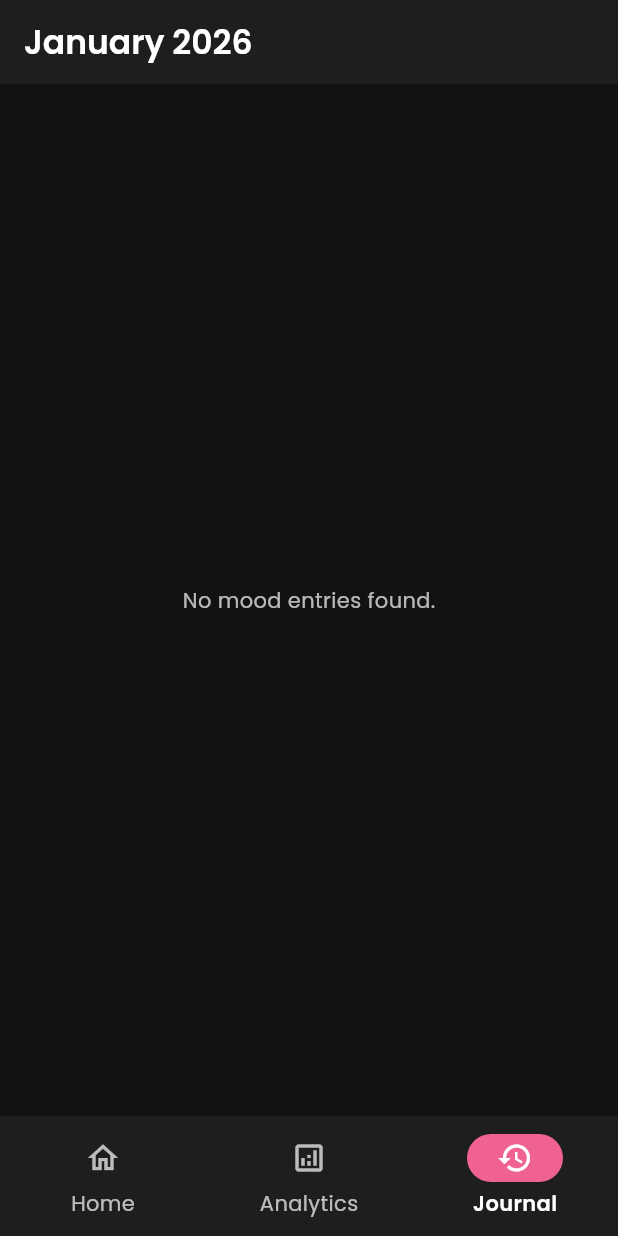
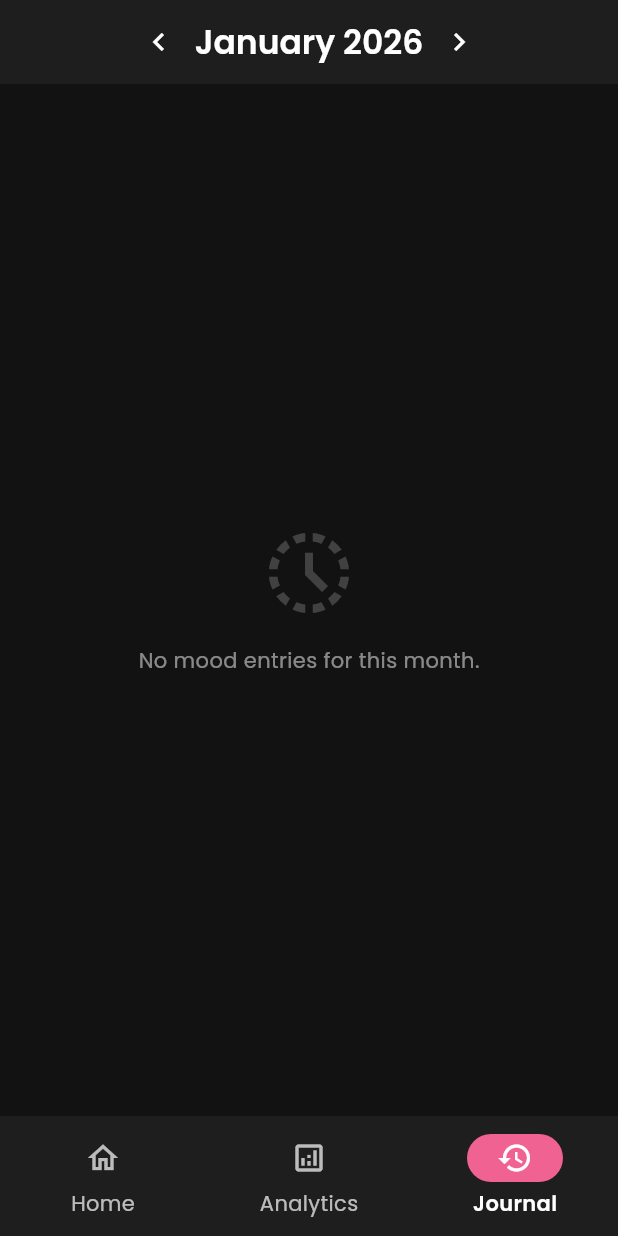
Before and after one commit to yvenyvi/mood-tracker, a Flutter app: the screen it shows once a user with an empty profile is signed in, item 3 of the bottom bar chosen, on a phone screen of 412 x 824 dp. Run offline on Flutter 3.47's test engine with Material 3 defaults, Android fonts, the phone set to English and light mode, and no system bars; our stand-ins replace cloud_firestore, firebase_auth, firebase_core, fl_chart, google_fonts, google_sign_in and 1 more; accounts and stored records are empty.

Commit message:
updated everything and refactored codebase

```diff
--- a/lib/screens/mood_history_page.dart
+++ b/lib/screens/mood_history_page.dart
@@ -1,15 +1,40 @@
 import 'package:flutter/material.dart';
 import 'package:cloud_firestore/cloud_firestore.dart';
 import 'package:firebase_auth/firebase_auth.dart';
-import 'package:intl/intl.dart';
 import 'package:lottie/lottie.dart';
 import 'package:mood_tracker/theme/mood_assets.dart';
+import 'package:mood_tracker/utils/app_date_utils.dart';
 import 'package:mood_tracker/widgets/mood_details_sheet.dart';
 
-class MoodHistoryPage extends StatelessWidget {
+class MoodHistoryPage extends StatefulWidget {
   final DateTime? selectedMonth;
 
   const MoodHistoryPage({super.key, this.selectedMonth});
+
+  @override
+  State<MoodHistoryPage> createState() => _MoodHistoryPageState();
+}
+
+class _MoodHistoryPageState extends State<MoodHistoryPage> {
+  late DateTime _currentMonth;
+
+  @override
+  void initState() {
+    super.initState();
+    // Use the passed month or start with current month
+    final initial = widget.selectedMonth ?? DateTime.now();
+    _currentMonth = DateTime(initial.year, initial.month, 1);
+  }
+
+  void _changeMonth(int offset) {
+    setState(() {
+      _currentMonth = DateTime(
+        _currentMonth.year,
+        _currentMonth.month + offset,
+        1,
+      );
+    });
+  }
 
   @override
   Widget build(BuildContext context) {
@@ -18,12 +43,28 @@ class MoodHistoryPage extends StatelessWidget {
       return const Scaffold(body: Center(child: Text("Not logged in")));
     }
 
-    final targetDate = selectedMonth ?? DateTime.now();
-    final startOfMonth = DateTime(targetDate.year, targetDate.month, 1);
-    final nextMonth = DateTime(targetDate.year, targetDate.month + 1, 1);
+    // Calculate start and end of the current viewed month
+    final startOfMonth = DateTime(_currentMonth.year, _currentMonth.month, 1);
+    final nextMonth = DateTime(_currentMonth.year, _currentMonth.month + 1, 1);
 
     return Scaffold(
-      appBar: AppBar(title: Text(DateFormat('MMMM yyyy').format(targetDate))),
+      appBar: AppBar(
+        title: Row(
+          mainAxisSize: MainAxisSize.min,
+          children: [
+            IconButton(
+              icon: const Icon(Icons.chevron_left),
+              onPressed: () => _changeMonth(-1),
+            ),
+            Text(AppDateUtils.formatMonthYear(_currentMonth)),
+            IconButton(
+              icon: const Icon(Icons.chevron_right),
+              onPressed: () => _changeMonth(1),
+            ),
+          ],
+        ),
+        centerTitle: true,
+      ),
       body: StreamBuilder<QuerySnapshot>(
         stream: FirebaseFirestore.instance
             .collection('users')
@@ -39,16 +80,36 @@ class MoodHistoryPage extends StatelessWidget {
           }
 
           if (!snapshot.hasData || snapshot.data!.docs.isEmpty) {
-            return const Center(child: Text('No mood entries found.'));
+            return Center(
+              child: Column(
+                mainAxisAlignment: MainAxisAlignment.center,
+                children: [
+                  Icon(
+                    Icons.history_toggle_off,
+                    size: 64,
+                    color: Theme.of(
+                      context,
+                    ).colorScheme.onSurface.withValues(alpha: 0.2),
+                  ),
+                  const SizedBox(height: 16),
+                  Text(
+                    'No mood entries for this month.',
+                    style: TextStyle(
+                      color: Theme.of(
+                        context,
+                      ).colorScheme.onSurface.withValues(alpha: 0.5),
+                    ),
+                  ),
+                ],
+              ),
+            );
           }
 
           // Group by day
           final moodData = <DateTime, List<Map<String, dynamic>>>{};
           for (var doc in snapshot.data!.docs) {
             final data = doc.data() as Map<String, dynamic>;
-            final timestamp = (data['timestamp'] as Timestamp)
-                .toDate()
-                .toLocal();
+            final timestamp = AppDateUtils.getDateTime(data['timestamp']);
             final date = DateTime(
               timestamp.year,
               timestamp.month,
@@ -89,7 +150,7 @@ class MoodHistoryPage extends StatelessWidget {
                       child: Column(
                         children: [
                           Text(
-                            DateFormat('d').format(date),
+                            date.day.toString(),
                             style: TextStyle(
                               fontSize: 24,
                               fontWeight: FontWeight.w900,
@@ -97,7 +158,7 @@ class MoodHistoryPage extends StatelessWidget {
                             ),
                           ),
                           Text(
-                            DateFormat('MMM').format(date).toUpperCase(),
+                            AppDateUtils.formatShortMonth(date).toUpperCase(),
                             style: TextStyle(
                               fontSize: 12,
                               fontWeight: FontWeight.bold,
@@ -182,7 +243,7 @@ class MoodHistoryPage extends StatelessWidget {
                                           CrossAxisAlignment.start,
                                       children: [
                                         Text(
-                                          DateFormat('h:mm a').format(date),
+                                          AppDateUtils.formatTime(date),
                                           style: TextStyle(
                                             fontSize: 13,
                                             fontWeight: FontWeight.bold,
--- a/pubspec.yaml
+++ b/pubspec.yaml
@@ -44,6 +44,8 @@ dependencies:
   path_provider: ^2.1.5
   google_sign_in: ^6.2.1
   fl_chart: ^1.1.1
+  tutorial_coach_mark: ^1.3.3
+  shared_preferences: ^2.5.4
 
 dev_dependencies:
   flutter_test:
```
Also changed, not shown: lib/screens/analytics_page.dart (+12 -10 lines), lib/screens/home_page.dart (+5 -7 lines), lib/screens/search_page.dart (+5 -7 lines), lib/screens/settings_page.dart (+5 -5 lines), lib/utils/app_date_utils.dart (added, +49 -0 lines), lib/widgets/detail_section.dart (added, +39 -0 lines), lib/widgets/mood_details_sheet.dart (+7 -16 lines), lib/widgets/mood_tag_wrap.dart (added, +33 -0 lines), lib/widgets/single_entry_detail_sheet.dart (+116 -94 lines), pubspec.lock, 1 other file.
